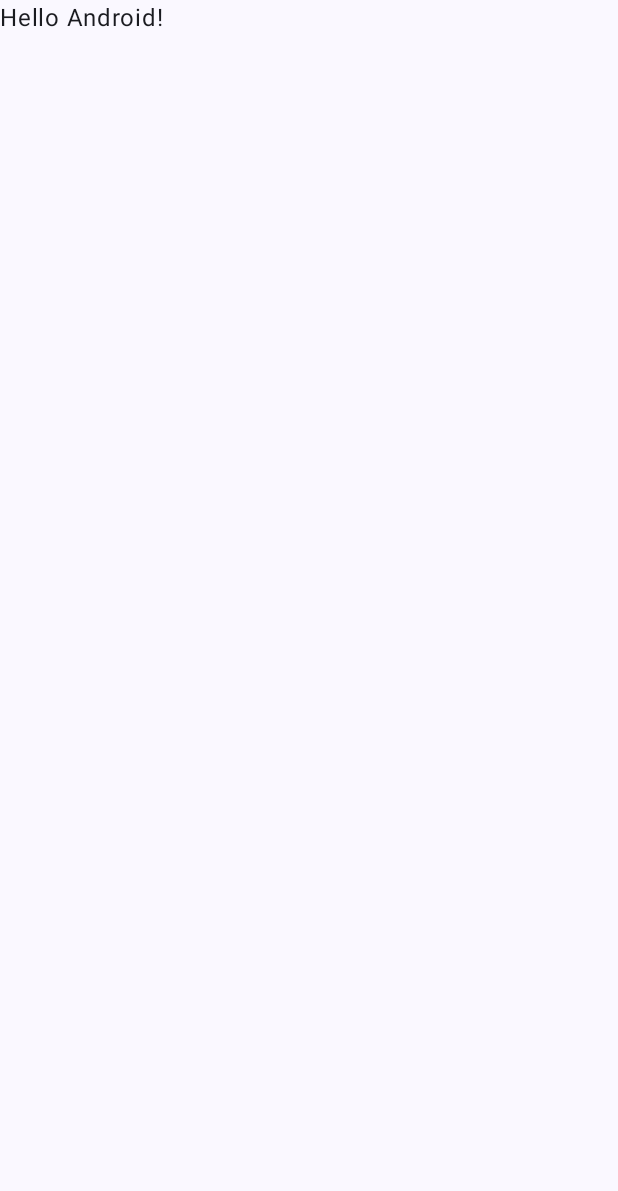
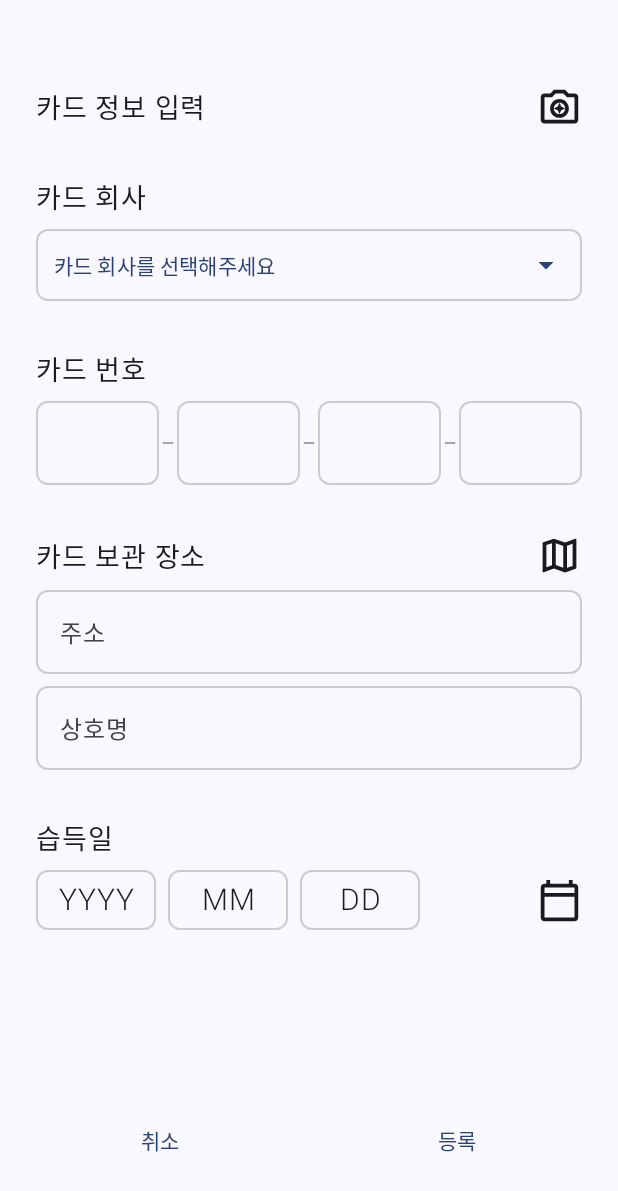
Before and after one commit to gemutsruhe/lost-card-report-app, an Android app built with Jetpack Compose: the screen it shows after launch (MainActivity), on a phone screen of 412 x 824 dp. Before the commit the part shown is almost empty. Shown: the top 1191 px of the screen. Run offline under Robolectric (Android 15) with nearby library versions, the phone set to English and light mode, and no system bars.

Commit message:
feat: design ReportView

```diff
--- a/app/build.gradle.kts
+++ b/app/build.gradle.kts
@@ -2,6 +2,7 @@ plugins {
     alias(libs.plugins.android.application)
     alias(libs.plugins.kotlin.android)
     alias(libs.plugins.kotlin.compose)
+    id("org.jetbrains.kotlin.plugin.serialization") version "2.2.21"
 }
 
 android {
@@ -49,6 +50,8 @@ dependencies {
     implementation(libs.androidx.ui.graphics)
     implementation(libs.androidx.ui.tooling.preview)
     implementation(libs.androidx.material3)
+    implementation(libs.androidx.navigation.compose)
+    implementation(libs.androidx.material.icons.extended)
     testImplementation(libs.junit)
     androidTestImplementation(libs.androidx.junit)
     androidTestImplementation(libs.androidx.espresso.core)
--- /dev/null
+++ b/app/src/main/java/com/suisei/replacement/lostcardreport/AppNavHost.kt
@@ -0,0 +1,41 @@
+package com.suisei.replacement.lostcardreport
+
+import androidx.compose.foundation.layout.Box
+import androidx.compose.foundation.layout.padding
+import androidx.compose.material3.Scaffold
+import androidx.compose.runtime.Composable
+import androidx.compose.ui.Modifier
+import androidx.compose.ui.unit.dp
+import androidx.navigation.compose.NavHost
+import androidx.navigation.compose.composable
+import androidx.navigation.compose.rememberNavController
+import com.suisei.replacement.lostcardreport.ui.report.ReportView
+import com.suisei.replacement.lostcardreport.ui.theme.LostCardReportTheme
+import kotlinx.serialization.Serializable
+
+@Serializable
+object NavMainView
+
+@Serializable
+object NavReportView
+
+@Composable
+fun AppNavHost() {
+    val navController = rememberNavController()
+
+    LostCardReportTheme {
+        Scaffold { innerPadding ->
+            val innerPadding = innerPadding
+            Box(modifier = Modifier.padding(8.dp, 40.dp)) {
+                NavHost(navController = navController, startDestination = NavReportView) {
+                    composable<NavMainView> {
+                        MainView(navController)
+                    }
+                    composable<NavReportView> {
+                        ReportView(navController)
+                    }
+                }
+            }
+        }
+    }
+}
--- /dev/null
+++ b/app/src/main/java/com/suisei/replacement/lostcardreport/CardListView.kt
@@ -0,0 +1,8 @@
+package com.suisei.replacement.lostcardreport
+
+import androidx.compose.runtime.Composable
+
+@Composable
+fun CardListView() {
+
+}
--- a/app/src/main/java/com/suisei/replacement/lostcardreport/MainActivity.kt
+++ b/app/src/main/java/com/suisei/replacement/lostcardreport/MainActivity.kt
@@ -4,44 +4,13 @@ import android.os.Bundle
 import androidx.activity.ComponentActivity
 import androidx.activity.compose.setContent
 import androidx.activity.enableEdgeToEdge
-import androidx.compose.foundation.layout.fillMaxSize
-import androidx.compose.foundation.layout.padding
-import androidx.compose.material3.Scaffold
-import androidx.compose.material3.Text
-import androidx.compose.runtime.Composable
-import androidx.compose.ui.Modifier
-import androidx.compose.ui.tooling.preview.Preview
-import com.suisei.replacement.lostcardreport.ui.theme.LostCardReportTheme
 
 class MainActivity : ComponentActivity() {
     override fun onCreate(savedInstanceState: Bundle?) {
         super.onCreate(savedInstanceState)
         enableEdgeToEdge()
         setContent {
-            LostCardReportTheme {
-                Scaffold(modifier = Modifier.fillMaxSize()) { innerPadding ->
-                    Greeting(
-                        name = "Android",
-                        modifier = Modifier.padding(innerPadding)
-                    )
-                }
-            }
+            AppNavHost()
         }
     }
 }
-
-@Composable
-fun Greeting(name: String, modifier: Modifier = Modifier) {
-    Text(
-        text = "Hello $name!",
-        modifier = modifier
-    )
-}
-
-@Preview(showBackground = true)
-@Composable
-fun GreetingPreview() {
-    LostCardReportTheme {
-        Greeting("Android")
-    }
-}
--- /dev/null
+++ b/app/src/main/java/com/suisei/replacement/lostcardreport/MainView.kt
@@ -0,0 +1,15 @@
+package com.suisei.replacement.lostcardreport
+
+import androidx.compose.foundation.layout.fillMaxSize
+import androidx.compose.material3.Scaffold
+import androidx.compose.runtime.Composable
+import androidx.compose.ui.Modifier
+import androidx.navigation.NavController
+
+@Composable
+fun MainView(navController: NavController) {
+    Scaffold(modifier = Modifier.fillMaxSize()) { innerPadding ->
+        val padding = innerPadding
+        CardListView()
+    }
+}
--- /dev/null
+++ b/app/src/main/java/com/suisei/replacement/lostcardreport/ui/app/AppInputForm.kt
@@ -0,0 +1,67 @@
+package com.suisei.replacement.lostcardreport.ui.app
+
+import androidx.compose.foundation.layout.Arrangement
+import androidx.compose.foundation.layout.Box
+import androidx.compose.foundation.layout.Column
+import androidx.compose.foundation.layout.Row
+import androidx.compose.foundation.layout.Spacer
+import androidx.compose.foundation.layout.fillMaxWidth
+import androidx.compose.foundation.layout.height
+import androidx.compose.foundation.layout.padding
+import androidx.compose.material3.Text
+import androidx.compose.runtime.Composable
+import androidx.compose.ui.Alignment
+import androidx.compose.ui.Modifier
+import androidx.compose.ui.tooling.preview.Preview
+import androidx.compose.ui.unit.dp
+import androidx.compose.ui.unit.sp
+
+@Composable
+fun AppInputForm(
+    title: String,
+    additional: @Composable () -> Unit = { },
+    inputs: List<@Composable () -> Unit>? = null,
+    input: @Composable (() -> Unit)? = null
+) {
+    Box(
+        modifier = Modifier
+            .fillMaxWidth()
+            .padding(8.dp)
+    ) {
+        Column(
+            modifier = Modifier
+                .padding(8.dp)
+        ) {
+            Row(
+                modifier = Modifier.fillMaxWidth(),
+                horizontalArrangement = Arrangement.SpaceBetween,
+                verticalAlignment = Alignment.CenterVertically
+            ) {
+                Text(title, fontSize = 18.sp)
+                additional()
+            }
+
+            if (input != null || !inputs.isNullOrEmpty()) Spacer(modifier = Modifier.height(8.dp))
+            Column(verticalArrangement = Arrangement.spacedBy(8.dp)) {
+                if (input != null) {
+                    Row(horizontalArrangement = Arrangement.spacedBy(8.dp)) {
+                        input()
+                    }
+                }
+
+                inputs?.forEach { input ->
+                    Row(horizontalArrangement = Arrangement.spacedBy(8.dp)) {
+                        input()
+                    }
+                }
+            }
+
+        }
+    }
+}
+
+@Preview(showBackground = true)
+@Composable
+fun PreviewAppInputForm() {
+    AppInputForm("Test")
+}
--- /dev/null
+++ b/app/src/main/java/com/suisei/replacement/lostcardreport/ui/app/InputSection.kt
@@ -0,0 +1,22 @@
+package com.suisei.replacement.lostcardreport.ui.app
+
+import androidx.compose.foundation.BorderStroke
+import androidx.compose.foundation.border
+import androidx.compose.foundation.layout.Box
+import androidx.compose.foundation.shape.RoundedCornerShape
+import androidx.compose.runtime.Composable
+import androidx.compose.ui.Modifier
+import androidx.compose.ui.graphics.Color
+import androidx.compose.ui.unit.dp
+
+@Composable
+fun InputSection(modifier: Modifier = Modifier, input: @Composable () -> Unit) {
+    Box(
+        modifier = modifier.border(
+            border = BorderStroke(1.dp, Color.LightGray),
+            shape = RoundedCornerShape(8.dp)
+        )
+    ) {
+        input()
+    }
+}
--- /dev/null
+++ b/app/src/main/java/com/suisei/replacement/lostcardreport/ui/report/InputAcquireDateView.kt
@@ -0,0 +1,69 @@
+package com.suisei.replacement.lostcardreport.ui.report
+
+import androidx.compose.foundation.layout.Arrangement
+import androidx.compose.foundation.layout.Row
+import androidx.compose.foundation.layout.fillMaxWidth
+import androidx.compose.foundation.layout.padding
+import androidx.compose.foundation.layout.size
+import androidx.compose.foundation.layout.width
+import androidx.compose.material.icons.Icons
+import androidx.compose.material.icons.outlined.CalendarToday
+import androidx.compose.material3.Icon
+import androidx.compose.material3.Text
+import androidx.compose.runtime.Composable
+import androidx.compose.ui.Alignment
+import androidx.compose.ui.Modifier
+import androidx.compose.ui.text.font.FontWeight
+import androidx.compose.ui.text.style.TextAlign
+import androidx.compose.ui.tooling.preview.Preview
+import androidx.compose.ui.unit.dp
+import androidx.compose.ui.unit.sp
+import com.suisei.replacement.lostcardreport.ui.app.AppInputForm
+import com.suisei.replacement.lostcardreport.ui.app.InputSection
+import com.suisei.replacement.lostcardreport.ui.theme.LostCardReportTheme
+
+@Composable
+fun InputAcquireDateView() {
+    AppInputForm("습득일") {
+        Row(
+            modifier = Modifier.fillMaxWidth(),
+            horizontalArrangement = Arrangement.SpaceBetween,
+            verticalAlignment = Alignment.CenterVertically
+        ) {
+            Row(horizontalArrangement = Arrangement.spacedBy(8.dp)) {
+                InputSection {
+                    DateText("YYYY")
+                }
+                InputSection {
+                    DateText("MM")
+                }
+                InputSection {
+                    DateText("DD")
+                }
+            }
+
+            Icon(Icons.Outlined.CalendarToday, "", modifier = Modifier.size(reportViewIconSize))
+        }
+    }
+}
+
+@Composable
+fun DateText(text: String) {
+    Text(
+        text,
+        modifier = Modifier
+            .width(80.dp)
+            .padding(8.dp),
+        fontSize = 20.sp,
+        fontWeight = FontWeight.Light,
+        textAlign = TextAlign.Center
+    )
+}
+
+@Preview(showBackground = true)
+@Composable
+fun PreviewInputAcquireDateView() {
+    LostCardReportTheme {
+        InputAcquireDateView()
+    }
+}
--- /dev/null
+++ b/app/src/main/java/com/suisei/replacement/lostcardreport/ui/report/InputCardNumberView.kt
@@ -0,0 +1,95 @@
+package com.suisei.replacement.lostcardreport.ui.report
+
+import androidx.compose.foundation.layout.Row
+import androidx.compose.foundation.layout.fillMaxWidth
+import androidx.compose.foundation.layout.padding
+import androidx.compose.foundation.layout.size
+import androidx.compose.foundation.text.KeyboardOptions
+import androidx.compose.material.icons.Icons
+import androidx.compose.material.icons.filled.Remove
+import androidx.compose.material3.Icon
+import androidx.compose.material3.TextField
+import androidx.compose.material3.TextFieldDefaults
+import androidx.compose.runtime.Composable
+import androidx.compose.runtime.mutableStateListOf
+import androidx.compose.runtime.remember
+import androidx.compose.ui.Alignment
+import androidx.compose.ui.Modifier
+import androidx.compose.ui.focus.FocusRequester
+import androidx.compose.ui.focus.focusRequester
+import androidx.compose.ui.graphics.Color
+import androidx.compose.ui.text.TextStyle
+import androidx.compose.ui.text.font.FontWeight
+import androidx.compose.ui.text.input.KeyboardType
+import androidx.compose.ui.tooling.preview.Preview
+import androidx.compose.ui.unit.dp
+import androidx.compose.ui.unit.sp
+import com.suisei.replacement.lostcardreport.ui.app.AppInputForm
+import com.suisei.replacement.lostcardreport.ui.app.InputSection
+import com.suisei.replacement.lostcardreport.ui.theme.LostCardReportTheme
+
+@Composable
+fun InputCardNumberView() {
+    val cardNumberList = remember { mutableStateListOf("", "", "", "") }
+    val focusRequesterList = remember {
+        mutableStateListOf(
+            FocusRequester(),
+            FocusRequester(),
+            FocusRequester(),
+            FocusRequester()
+        )
+    }
+    AppInputForm(title = "카드 번호", input = {
+        Row(modifier = Modifier.fillMaxWidth(), verticalAlignment = Alignment.CenterVertically) {
+            cardNumberList.forEachIndexed { index, value ->
+                InputSection(
+                    modifier = Modifier
+                        .weight(1f)
+                        .focusRequester(focusRequesterList[index])
+                ) {
+                    CardNumberField(
+                        value = cardNumberList[index],
+                        onValueChange = { new ->
+                            if (new.isNotEmpty() && new.last() < '0' || new.last() > '9')
+                                if (new.length <= 4) cardNumberList[index] = new
+                            if (new.length == 4 && index < 3) focusRequesterList[index + 1].requestFocus()
+                        },
+                    )
+                }
+                if (index < 3) {
+                    Icon(
+                        Icons.Filled.Remove,
+                        "",
+                        modifier = Modifier.size(12.dp),
+                        tint = Color.Gray
+                    )
+                }
+            }
+        }
+    })
+}
+
+@Composable
+fun CardNumberField(value: String, onValueChange: (String) -> Unit, modifier: Modifier = Modifier) {
+    TextField(
+        value = value,
+        onValueChange = { new -> onValueChange(new) },
+        modifier = modifier.padding(0.dp),
+        textStyle = TextStyle(fontSize = 16.sp, fontWeight = FontWeight.Light),
+        keyboardOptions = KeyboardOptions.Default.copy(keyboardType = KeyboardType.Number),
+        maxLines = 1,
+        colors = TextFieldDefaults.colors(
+            focusedIndicatorColor = Color.Transparent,
+            focusedContainerColor = Color.Transparent,
+            unfocusedIndicatorColor = Color.Transparent,
+            unfocusedContainerColor = Color.Transparent
+        )
+    )
+}
+
+@Preview(showBackground = true)
+@Composable
+fun PreviewInputCardNumberView() {
+    LostCardReportTheme { InputCardNumberView() }
+
+}
--- /dev/null
+++ b/app/src/main/java/com/suisei/replacement/lostcardreport/ui/report/ReportView.kt
@@ -0,0 +1,61 @@
+package com.suisei.replacement.lostcardreport.ui.report
+
+import androidx.compose.foundation.layout.Column
+import androidx.compose.foundation.layout.Row
+import androidx.compose.foundation.layout.fillMaxSize
+import androidx.compose.foundation.layout.fillMaxWidth
+import androidx.compose.foundation.layout.size
+import androidx.compose.material.icons.Icons
+import androidx.compose.material.icons.outlined.CameraEnhance
+import androidx.compose.material3.Icon
+import androidx.compose.material3.Scaffold
+import androidx.compose.material3.Text
+import androidx.compose.material3.TextButton
+import androidx.compose.runtime.Composable
+import androidx.compose.ui.Modifier
+import androidx.compose.ui.tooling.preview.Preview
+import androidx.compose.ui.unit.dp
+import androidx.navigation.NavController
+import androidx.navigation.compose.rememberNavController
+import com.suisei.replacement.lostcardreport.ui.app.AppInputForm
+
+val reportViewIconSize = 30.dp
+
+@Composable
+fun ReportView(navController: NavController) {
+    Scaffold(
+        modifier = Modifier.fillMaxSize(),
+        bottomBar = {
+            Row(modifier = Modifier.fillMaxWidth()) {
+                TextButton(onClick = { }, modifier = Modifier.weight(1f)) { Text("취소") }
+                TextButton(onClick = { }, modifier = Modifier.weight(1f)) { Text("등록") }
+            }
+        }) { innerPadding ->
+        val padding = innerPadding
+
+        Column {
+            AppInputForm(
+                "카드 정보 입력",
+                additional = {
+                    Icon(
+                        Icons.Outlined.CameraEnhance,
+                        "",
+                        modifier = Modifier.size(reportViewIconSize)
+                    )
+                })
+
+            SelectCardCompanyView()
+            InputCardNumberView()
+            SelectCardStorageView()
+            InputAcquireDateView()
+        }
+
+    }
+}
+
+@Preview
+@Composable
+fun PreviewReportView() {
+    val navController = rememberNavController()
+    ReportView(navController)
+}
--- /dev/null
+++ b/app/src/main/java/com/suisei/replacement/lostcardreport/ui/report/SelectCardCompanyView.kt
@@ -0,0 +1,56 @@
+package com.suisei.replacement.lostcardreport.ui.report
+
+import androidx.compose.foundation.layout.Arrangement
+import androidx.compose.foundation.layout.Row
+import androidx.compose.foundation.layout.fillMaxWidth
+import androidx.compose.material.icons.Icons
+import androidx.compose.material.icons.filled.ArrowDropDown
+import androidx.compose.material3.DropdownMenu
+import androidx.compose.material3.DropdownMenuItem
+import androidx.compose.material3.Icon
+import androidx.compose.material3.Text
+import androidx.compose.material3.TextButton
+import androidx.compose.runtime.Composable
+import androidx.compose.runtime.getValue
+import androidx.compose.runtime.mutableStateOf
+import androidx.compose.runtime.remember
+import androidx.compose.runtime.setValue
+import androidx.compose.ui.Alignment
+import androidx.compose.ui.Modifier
+import com.suisei.replacement.lostcardreport.ui.app.AppInputForm
+import com.suisei.replacement.lostcardreport.ui.app.InputSection
+
+@Composable
+fun SelectCardCompanyView() {
+    var selectedCardCompany by remember { mutableStateOf("카드 회사를 선택해주세요") }
+    var dropdownMenuExpanded by remember { mutableStateOf(false) }
+    val cardCompanyList = listOf("KB국민은행", "NH농협은행", "우리은행", "신한은행", "하나은행")
+
+    AppInputForm(title = "카드 회사", input = {
+        InputSection {
+            TextButton(
+                onClick = { dropdownMenuExpanded = true },
+                modifier = Modifier.fillMaxWidth()
+            ) {
+                Row(
+                    modifier = Modifier.fillMaxWidth(),
+                    horizontalArrangement = Arrangement.SpaceBetween,
+                    verticalAlignment = Alignment.CenterVertically
+                ) {
+                    Text(selectedCardCompany)
+                    Icon(Icons.Filled.ArrowDropDown, "")
+                }
+            }
+        }
+
+        DropdownMenu(
+            expanded = dropdownMenuExpanded, onDismissRequest = { dropdownMenuExpanded = false }) {
+            cardCompanyList.forEach {
+                DropdownMenuItem(text = { Text(it) }, onClick = {
+                    selectedCardCompany = it
+                    dropdownMenuExpanded = false
+                })
+            }
+        }
+    })
+}
--- /dev/null
+++ b/app/src/main/java/com/suisei/replacement/lostcardreport/ui/report/SelectCardStorageView.kt
@@ -0,0 +1,67 @@
+package com.suisei.replacement.lostcardreport.ui.report
+
+import androidx.compose.foundation.layout.fillMaxWidth
+import androidx.compose.foundation.layout.size
+import androidx.compose.material.icons.Icons
+import androidx.compose.material.icons.outlined.Map
+import androidx.compose.material3.Icon
+import androidx.compose.material3.Text
+import androidx.compose.material3.TextField
+import androidx.compose.material3.TextFieldDefaults
+import androidx.compose.runtime.Composable
+import androidx.compose.runtime.getValue
+import androidx.compose.runtime.mutableStateOf
+import androidx.compose.runtime.remember
+import androidx.compose.runtime.setValue
+import androidx.compose.ui.Modifier
+import androidx.compose.ui.graphics.Color
+import androidx.compose.ui.tooling.preview.Preview
+import com.suisei.replacement.lostcardreport.ui.app.AppInputForm
+import com.suisei.replacement.lostcardreport.ui.app.InputSection
+import com.suisei.replacement.lostcardreport.ui.theme.LostCardReportTheme
+
+@Composable
+fun SelectCardStorageView() {
+    var address by remember { mutableStateOf("") }
+    var businessName by remember { mutableStateOf("") }
+    AppInputForm("카드 보관 장소", additional = {
+        Icon(Icons.Outlined.Map, "", modifier = Modifier.size(reportViewIconSize))
+    }, inputs = listOf({
+        InputSection {
+            TextField(
+                value = address,
+                onValueChange = { address = it },
+                modifier = Modifier.fillMaxWidth(),
+                placeholder = { Text("주소") },
+                colors = TextFieldDefaults.colors(
+                    focusedIndicatorColor = Color.Transparent,
+                    unfocusedIndicatorColor = Color.Transparent,
+                    unfocusedContainerColor = Color.Transparent
+                )
+            )
+        }
+    }, {
+        InputSection {
+            TextField(
+                value = businessName,
+                onValueChange = { businessName = it },
+                modifier = Modifier.fillMaxWidth(),
+                placeholder = { Text("상호명") },
+                colors = TextFieldDefaults.colors(
+                    focusedIndicatorColor = Color.Transparent,
+                    unfocusedIndicatorColor = Color.Transparent,
+                    unfocusedContainerColor = Color.Transparent
+                )
+            )
+        }
+
+    }))
+}
+
+@Preview(showBackground = true)
+@Composable
+fun PreviewSelectCardStorageView() {
+    LostCardReportTheme {
+        SelectCardStorageView()
+    }
+}
--- a/gradle/libs.versions.toml
+++ b/gradle/libs.versions.toml
@@ -8,9 +8,13 @@ espressoCore = "3.7.0"
 lifecycleRuntimeKtx = "2.9.4"
 activityCompose = "1.11.0"
 composeBom = "2024.09.00"
+materialIconsExtended = "1.7.8"
+navigationCompose = "2.9.5"
 
 [libraries]
 androidx-core-ktx = { group = "androidx.core", name = "core-ktx", version.ref = "coreKtx" }
+androidx-material-icons-extended = { module = "androidx.compose.material:material-icons-extended", version.ref = "materialIconsExtended" }
+androidx-navigation-compose = { module = "androidx.navigation:navigation-compose", version.ref = "navigationCompose" }
 junit = { group = "junit", name = "junit", version.ref = "junit" }
 androidx-junit = { group = "androidx.test.ext", name = "junit", version.ref = "junitVersion" }
 androidx-espresso-core = { group = "androidx.test.espresso", name = "espresso-core", version.ref = "espressoCore" }
```
